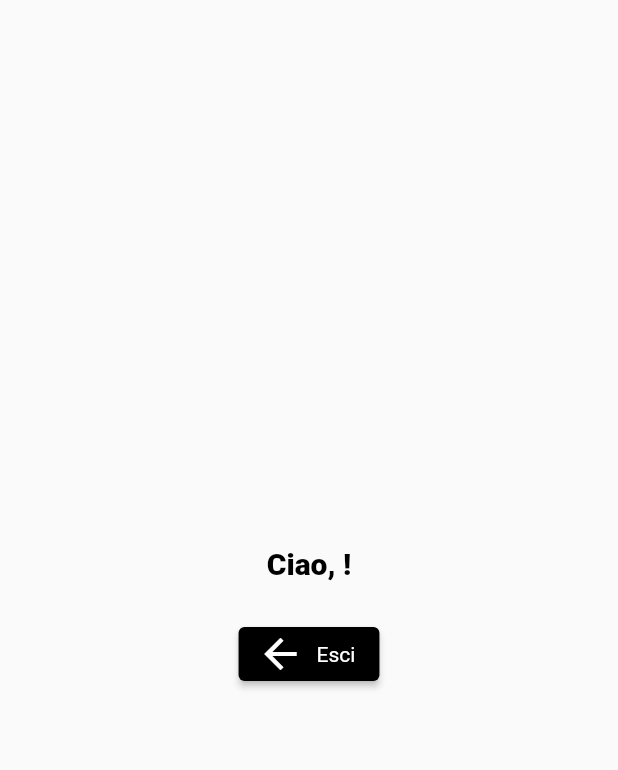
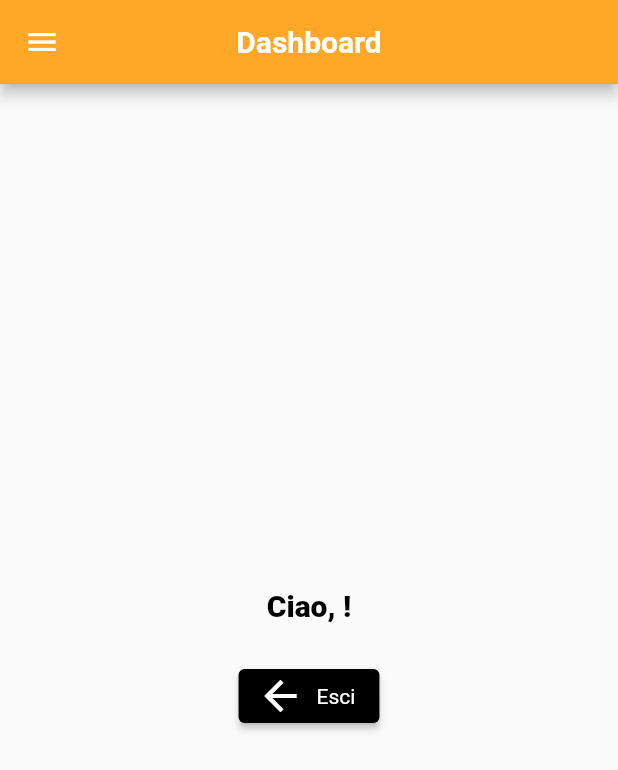
Before and after one commit to matteobollo/mcc_app, a Flutter app: the HomeView screen opened by its route, after a tap on "Esci", on a phone screen of 412 x 824 dp. Shown: the top 770 px of the screen. Run offline on Flutter 3.47's test engine with Material 2 defaults, Android fonts, the phone set to English and light mode, and no system bars; our stand-ins replace firebase_auth, firebase_core, flutter_svg, google_sign_in, quickalert, stacked and 3 more; accounts and stored records are empty; network calls fail.

Commit message:
Aggiunta webview per iscrizione e pop up per logout

```diff
--- /dev/null
+++ b/mcc/lib/ui/component/navigationdrawer_appbar.dart
@@ -0,0 +1,86 @@
+import 'package:firebase_auth/firebase_auth.dart';
+import 'package:flutter/cupertino.dart';
+import 'package:flutter/material.dart';
+import 'package:mcc/ui/views/home/home_view.dart';
+import 'package:mcc/ui/views/subscribe/subscribe_view.dart';
+import 'package:quickalert/models/quickalert_type.dart';
+import 'package:quickalert/widgets/quickalert_dialog.dart';
+import '../views/login/loginscreen_viewmodel.dart';
+
+class NavigationDrawerCustom extends StatelessWidget{
+
+  Widget build(BuildContext context) => Drawer(
+    child: SingleChildScrollView(
+      child: Column(
+        crossAxisAlignment: CrossAxisAlignment.stretch,
+        children: [
+          buildHeader(context),
+          buildMenuItems(context)
+        ],
+      )
+    ),
+  );
+}
+
+Widget buildHeader(BuildContext context) => ClipRRect(
+  borderRadius: BorderRadius.vertical(bottom: Radius.circular(10)),
+  child: Container(
+    color: Colors.orange[300],
+    padding: EdgeInsets.only(top: MediaQuery.of(context).padding.top),
+    child: Container(
+        height: 80,
+        child: Image(image: AssetImage('assets/images/LogoMCC.png'), width: 80)
+    ),
+  ),
+);
+
+Widget buildMenuItems(BuildContext context) => Container(
+  padding: const EdgeInsets.all(24),
+  child: Wrap(
+    runSpacing: 10,
+    children: [
+      ListTile(
+        leading: const Icon(Icons.home_outlined),
+        title: const Text('Home'),
+        onTap: () => Navigator.of(context).pushReplacement(MaterialPageRoute(builder: (context) => const HomeView())),
+      ),
+      ListTile(
+        leading: const Icon(Icons.calendar_month_outlined),
+        title: const Text('Calendario'),
+        onTap: () {},
+      ),
+      ListTile(
+        leading: const Icon(Icons.newspaper_outlined),
+        title: const Text('Avvisi'),
+        onTap: () {},
+      ),
+      const Divider(color: Colors.black54),
+      ListTile(
+        leading: const Icon(Icons.person_add_alt_1_outlined),
+        title: const Text('Iscriviti'),
+        onTap: () => Navigator.of(context).pushReplacement(MaterialPageRoute(builder: (context) => const SubscribeView())),
+      ),
+      const Divider(color: Colors.black54),
+      ListTile(
+        leading: const Icon(Icons.logout_outlined),
+        title: const Text('Esci'),
+        onTap: (){
+          QuickAlert.show(
+            context: context,
+            type: QuickAlertType.confirm,
+            title: 'Sei sicuro?',
+            text: 'Vuoi uscire dalla nostra app',
+            confirmBtnText: 'No',
+            cancelBtnText: 'Si',
+            onCancelBtnTap: () async{
+              Navigator.pop(context);
+              await FirebaseAuth.instance.signOut();
+              await googleSI.signOut();
+            } ,
+            confirmBtnColor: Colors.red,
+          );
+        },
+      ),
+    ],
+  ),
+);
--- a/mcc/lib/ui/views/home/home_view.dart
+++ b/mcc/lib/ui/views/home/home_view.dart
@@ -3,8 +3,10 @@ import 'package:flutter/material.dart';
 import 'package:stacked/stacked.dart';
 import 'package:mcc/ui/common/app_colors.dart';
 import 'package:mcc/ui/common/ui_helpers.dart';
+import '../../component/navigationdrawer_appbar.dart';
+import 'home_viewmodel.dart';
 
-import 'home_viewmodel.dart';
+bool showselect = false;
 
 class HomeView extends StackedView<HomeViewModel> {
   const HomeView({Key? key}) : super(key: key);
@@ -18,6 +20,18 @@ class HomeView extends StackedView<HomeViewModel> {
     HomeViewModel viewModel = HomeViewModel();
     final user = FirebaseAuth.instance.currentUser!;
     return Scaffold(
+      appBar: AppBar(
+        centerTitle: true,
+        title: const Text(
+            'Dashboard',
+          style: TextStyle(
+            fontWeight: FontWeight.w600
+          ),
+          textAlign: TextAlign.center,
+        ),
+        backgroundColor: Colors.orange[400],
+      ),
+      drawer: NavigationDrawerCustom(),
       body: SafeArea(
         child: Padding(
           padding: const EdgeInsets.symmetric(horizontal: 25.0),
@@ -50,7 +64,7 @@ class HomeView extends StackedView<HomeViewModel> {
                               color: Colors.white
                             ),
                           )
-                      )
+                      ),
               ],
             ),
                 ),
--- a/mcc/lib/ui/views/login/loginform_widget.dart
+++ b/mcc/lib/ui/views/login/loginform_widget.dart
@@ -72,8 +72,8 @@ class LoginForm extends StatelessWidget {
                 height: 50,
                 width: double.infinity,
                 child: ElevatedButton(
-                    onPressed: () {
-                      viewModel.singIn(emailController.text, passwordController.text,context);
+                    onPressed: ()  {
+                     viewModel.singIn(emailController.text, passwordController.text,context);
                     },
                     style: const ButtonStyle(
                       backgroundColor: MaterialStatePropertyAll(Colors.deepOrangeAccent),
--- a/mcc/lib/ui/views/login/loginscreen_view.dart
+++ b/mcc/lib/ui/views/login/loginscreen_view.dart
@@ -25,7 +25,7 @@ class LoginScreenView extends StackedView<LoginScreenViewModel>{
             children: const [
               LoginHeader(),
               LoginForm(),
-              LoginFooter()
+              LoginFooter(),
             ],
           )
         ),
--- a/mcc/pubspec.yaml
+++ b/mcc/pubspec.yaml
@@ -42,6 +42,9 @@ dependencies:
   flutter_launcher_icons: ^0.13.1
   firebase_auth: ^4.4.2
   google_sign_in: ^6.1.0
+  rxdart: ^0.27.7
+  webview_flutter: ^4.2.0
+  quickalert: ^1.0.1
 
 dev_dependencies:
   flutter_test:
```
Also changed, not shown: mcc/lib/ui/views/login/loginscreen_viewmodel.dart (+6 -1 lines), mcc/lib/ui/views/subscribe/subscribe_view.dart (added, +42 -0 lines), mcc/lib/ui/views/subscribe/subscribe_viewmodel.dart (added, +32 -0 lines), mcc/pubspec.lock, 1 other file.
